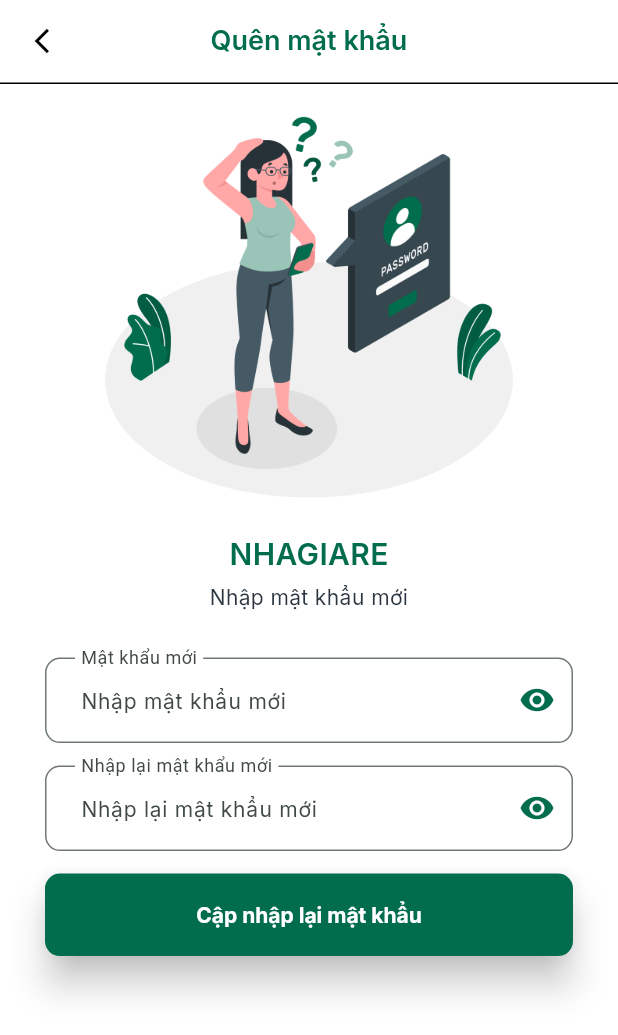
After one commit to nhao2003/_88credit_mobile, a Flutter app: the UpdatePasswordScreen screen opened by its route, on a phone screen of 412 x 824 dp. The commit adds this screen. Shown: the top 1035 px of the screen. Run offline on Flutter 3.47's test engine with Material 3 defaults, Android fonts, the phone set to English and light mode, and no system bars; our stand-ins replace bloc, dartz, dio, equatable, file_picker, flutter_bloc and 7 more; missing offline and left inert: flutter_zalopay_sdk.

Commit message:
forgot password screen

```diff
--- a/lib/config/routes/app_pages.dart
+++ b/lib/config/routes/app_pages.dart
@@ -1,7 +1,8 @@
 import 'package:_88credit_mobile/config/routes/app_routes.dart';
-import 'package:_88credit_mobile/features/presentation/modules/login/screens/forgot_password.dart';
+import 'package:_88credit_mobile/features/presentation/modules/login/screens/forgot_password_sceen.dart';
 import 'package:_88credit_mobile/features/presentation/modules/login/screens/login_screen.dart';
 import 'package:_88credit_mobile/features/presentation/modules/login/screens/register_screen.dart';
+import 'package:_88credit_mobile/features/presentation/modules/login/screens/update_password_sceen.dart';
 import 'package:flutter/material.dart';
 import 'package:flutter_bloc/flutter_bloc.dart';
 import '../../features/presentation/modules/login/bloc/auth_bloc.dart';
@@ -25,6 +26,11 @@ class AppPages {
       PageEntity(
         path: AppRoutes.fogot,
         page: const ForgotPasswordScreen(),
+        bloc: BlocProvider(create: (context) => AuthBloc()),
+      ),
+      PageEntity(
+        path: AppRoutes.resetPassword,
+        page: const UpdatePasswordScreen(),
         bloc: BlocProvider(create: (context) => AuthBloc()),
       ),
     ];
--- /dev/null
+++ b/lib/features/presentation/modules/login/screens/update_password_sceen.dart
@@ -0,0 +1,175 @@
+import 'package:_88credit_mobile/core/extensions/integer_ex.dart';
+import 'package:_88credit_mobile/core/extensions/textstyle_ex.dart';
+import 'package:flutter/material.dart';
+import '../../../../../config/routes/app_routes.dart';
+import '../../../../../config/theme/app_color.dart';
+import '../../../../../config/theme/text_styles.dart';
+import '../../../../../config/values/asset_image.dart';
+import '../../../globalwidgets/my_appbar.dart';
+
+class UpdatePasswordScreen extends StatefulWidget {
+  const UpdatePasswordScreen({super.key});
+
+  @override
+  State<UpdatePasswordScreen> createState() => _UpdatePasswordScreenState();
+}
+
+class _UpdatePasswordScreenState extends State<UpdatePasswordScreen> {
+  final _newpassFocusNode = FocusNode();
+  final _reNewpassFocusNode = FocusNode();
+
+  var newPasswordTextController = TextEditingController();
+  var reNewPasswordTextController = TextEditingController();
+
+  @override
+  void dispose() {
+    _newpassFocusNode.dispose();
+    _reNewpassFocusNode.dispose();
+    newPasswordTextController.dispose();
+    reNewPasswordTextController.dispose();
+    super.dispose();
+  }
+
+  @override
+  Widget build(BuildContext context) {
+    return Scaffold(
+      appBar: MyAppbar(title: "Quên mật khẩu"),
+      body: SingleChildScrollView(
+        padding: const EdgeInsets.symmetric(horizontal: 30),
+        child: Form(
+          child: Column(
+            crossAxisAlignment: CrossAxisAlignment.stretch,
+            mainAxisAlignment: MainAxisAlignment.start,
+            mainAxisSize: MainAxisSize.min,
+            children: [
+              // Logo
+              Column(
+                mainAxisAlignment: MainAxisAlignment.start,
+                mainAxisSize: MainAxisSize.min,
+                children: [
+                  Image.asset(
+                    Assets.forgotPassword,
+                    width: 70.wp,
+                  ),
+                  const SizedBox(height: 10),
+                  Text(
+                    "NHAGIARE",
+                    style: AppTextStyles.semiBold20.colorEx(AppColors.green),
+                  ),
+                  const SizedBox(height: 5),
+                  Text(
+                    "Nhập mật khẩu mới",
+                    style: AppTextStyles.regular14.colorEx(AppColors.grey700),
+                    textAlign: TextAlign.center,
+                  ),
+                ],
+              ),
+              const SizedBox(height: 30),
+// text feild new password
+              TextFormField(
+                focusNode: _newpassFocusNode,
+                textInputAction: TextInputAction.next,
+                controller: newPasswordTextController,
+                // obscureText: controller.isObscureResetPass.value,
+                keyboardType: TextInputType.visiblePassword,
+                autocorrect: false,
+                enableSuggestions: false,
+                style: AppTextStyles.regular14,
+                decoration: InputDecoration(
+                    labelText: 'Mật khẩu mới',
+                    hintText: 'Nhập mật khẩu mới',
+                    floatingLabelBehavior: FloatingLabelBehavior.always,
+                    contentPadding: const EdgeInsets.symmetric(
+                        vertical: 18.0, horizontal: 20.0),
+                    suffixIcon: IconButton(
+                      icon: const Icon(
+                        // !controller.isObscureResetPass.value
+                        //     ? Icons.visibility
+                        //     : Icons.visibility_off,
+                        Icons.visibility,
+                        color: AppColors.green,
+                      ),
+                      onPressed: () {},
+                    ),
+                    border: const OutlineInputBorder(
+                      borderRadius: BorderRadius.all(Radius.circular(10)),
+                    )),
+                validator: (value) => (!(value == null || value == ''))
+                    ? null
+                    : 'Làm ơn nhập mật khẩu',
+                onTapOutside: (event) {
+                  _newpassFocusNode.unfocus();
+                },
+                onFieldSubmitted: (_) {
+                  // chuyen qua textfill tiep theo
+                  FocusScope.of(context).requestFocus(_reNewpassFocusNode);
+                },
+              ),
+// text feild repeat password
+              const SizedBox(height: 15),
+              TextFormField(
+                focusNode: _reNewpassFocusNode,
+                textInputAction: TextInputAction.done,
+                controller: reNewPasswordTextController,
+                // obscureText: controller.isObscureRepeatPassReset.value,
+                keyboardType: TextInputType.visiblePassword,
+                autocorrect: false,
+                enableSuggestions: false,
+                style: AppTextStyles.regular14,
+                decoration: InputDecoration(
+                    labelText: 'Nhập lại mật khẩu mới',
+                    hintText: 'Nhập lại mật khẩu mới',
+                    floatingLabelBehavior: FloatingLabelBehavior.always,
+                    contentPadding: const EdgeInsets.symmetric(
+                        vertical: 18.0, horizontal: 20.0),
+                    suffixIcon: IconButton(
+                      icon: const Icon(
+                        // !controller.isObscureRepeatPassReset.value
+                        //     ? Icons.visibility
+                        //     : Icons.visibility_off,
+                        Icons.visibility,
+                        color: AppColors.green,
+                      ),
+                      onPressed: () {},
+                    ),
+                    border: const OutlineInputBorder(
+                      borderRadius: BorderRadius.all(Radius.circular(10)),
+                    )),
+                validator: (value) {
+                  if (value != newPasswordTextController.text) {
+                    return "Mật khẩu không khớp";
+                  }
+                  return null;
+                },
+                onTapOutside: (event) {
+                  _reNewpassFocusNode.unfocus();
+                },
+              ),
+              const SizedBox(height: 15),
+              // button tiep tuc
+              ElevatedButton(
+                onPressed: () {
+                  Navigator.of(context).pushReplacementNamed(AppRoutes.login);
+                },
+                style: ElevatedButton.styleFrom(
+                  backgroundColor: AppColors.green,
+                  padding: const EdgeInsets.symmetric(vertical: 15),
+                  textStyle: const TextStyle(color: AppColors.white),
+                  minimumSize: Size(100.wp, 55),
+                  shape: RoundedRectangleBorder(
+                    borderRadius: BorderRadius.circular(10),
+                  ),
+                  elevation: 10,
+                ),
+                child: Text(
+                  'Cập nhập lại mật khẩu',
+                  style: AppTextStyles.bold14.colorEx(AppColors.white),
+                ),
+              )
+            ],
+          ),
+        ),
+      ),
+    );
+  }
+}
--- a/lib/features/presentation/modules/login/widgets/opt_bottom_sheet.dart
+++ b/lib/features/presentation/modules/login/widgets/opt_bottom_sheet.dart
@@ -19,7 +19,7 @@ class OTPBottomSheet extends StatelessWidget {
       padding:
           EdgeInsets.only(bottom: MediaQuery.of(context).viewInsets.bottom),
       child: Container(
-        height: 20.hp,
+        height: 70.hp,
         width: double.infinity,
         padding: const EdgeInsets.only(top: 10),
         child: Column(
```
Also changed, not shown: lib/core/extensions/double_ex.dart (+4 -11 lines), lib/core/extensions/integer_ex.dart (+15 -9 lines), lib/features/presentation/modules/login/screens/forgot_password_sceen.dart (renamed from lib/features/presentation/modules/login/screens/forgot_password.dart).
